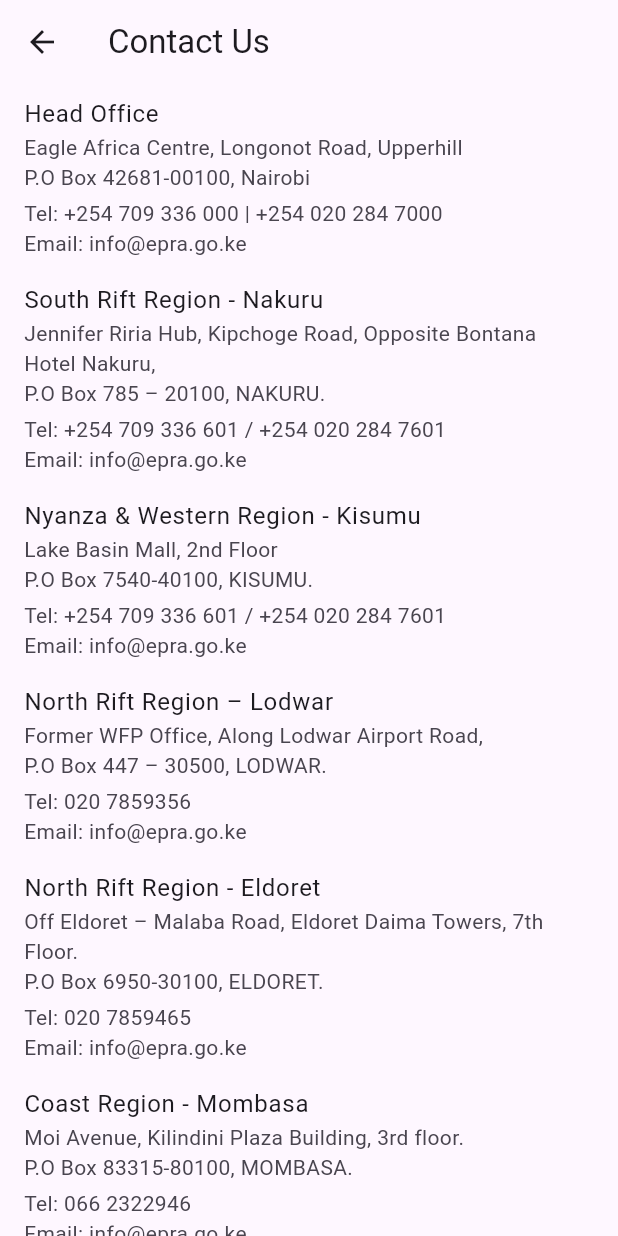
After one commit to collins-1905/epra, a Flutter app: the ContactUsPage screen opened directly, on a phone screen of 412 x 824 dp. The commit adds this screen. Run offline on Flutter 3.47's test engine with Material 3 defaults, Android fonts, the phone set to English and light mode, and no system bars; our stand-ins replace font_awesome_flutter, webview_flutter.

Commit message:
Added Contact Us Page

```diff
--- a/lib/pages/about.dart
+++ b/lib/pages/about.dart
@@ -1,8 +1,4 @@
 import 'package:flutter/material.dart';
-
-void main() {
-  runApp(MyApp());
-}
 
 class MyApp extends StatelessWidget {
   @override
--- /dev/null
+++ b/lib/pages/contact.dart
@@ -0,0 +1,101 @@
+import 'package:flutter/material.dart';
+
+class ContactUs extends StatelessWidget {
+  @override
+  Widget build(BuildContext context) {
+    return MaterialApp(
+      home: ContactUsPage(),
+    );
+  }
+}
+
+class ContactUsPage extends StatelessWidget {
+  final List<Map<String, dynamic>> offices = [
+    {
+      'name': 'Head Office',
+      'address':
+          'Eagle Africa Centre, Longonot Road, Upperhill\nP.O Box 42681-00100, Nairobi',
+      'tel': '+254 709 336 000 | +254 020 284 7000',
+      'email': 'info@epra.go.ke'
+    },
+    {
+      'name': 'South Rift Region - Nakuru',
+      'address':
+          'Jennifer Riria Hub, Kipchoge Road, Opposite Bontana Hotel Nakuru,\nP.O Box 785 – 20100, NAKURU.',
+      'tel': '+254 709 336 601 / +254 020 284 7601',
+      'email': 'info@epra.go.ke'
+    },
+    {
+      'name': 'Nyanza & Western Region - Kisumu',
+      'address': 'Lake Basin Mall, 2nd Floor\nP.O Box 7540-40100, KISUMU.',
+      'tel': '+254 709 336 601 / +254 020 284 7601',
+      'email': 'info@epra.go.ke'
+    },
+    {
+      'name': 'North Rift Region – Lodwar',
+      'address':
+          'Former WFP Office, Along Lodwar Airport Road,\nP.O Box 447 – 30500, LODWAR.',
+      'tel': '020 7859356',
+      'email': 'info@epra.go.ke'
+    },
+    {
+      'name': 'North Rift Region - Eldoret',
+      'address':
+          'Off Eldoret – Malaba Road, Eldoret Daima Towers, 7th Floor.\nP.O Box 6950-30100, ELDORET.',
+      'tel': '020 7859465',
+      'email': 'info@epra.go.ke'
+    },
+    {
+      'name': 'Coast Region - Mombasa',
+      'address':
+          'Moi Avenue, Kilindini Plaza Building, 3rd floor.\nP.O Box 83315-80100, MOMBASA.',
+      'tel': '066 2322946',
+      'email': 'info@epra.go.ke'
+    },
+    {
+      'name': 'Central Region - Nyeri',
+      'address':
+          'KDS Centre, 4th Floor, Kimathi Way.\nP.O Box 1670-10100, NYERI.',
+      'tel': '066 2321859',
+      'email': 'info@epra.go.ke'
+    },
+    {
+      'name': 'North Eastern Region – Isiolo',
+      'address':
+          'BarsalingaTowers, 2nd Floor Along Isiolo Moyale Road.\nP.O Box 55 – 60300, ISIOLO.',
+      'tel': '020 7859356',
+      'email': 'info@epra.go.ke'
+    },
+  ];
+
+  @override
+  Widget build(BuildContext context) {
+    return Scaffold(
+      appBar: AppBar(
+        title: Text('Contact Us'),
+      ),
+      body: ListView.builder(
+        itemCount: offices.length,
+        itemBuilder: (BuildContext context, int index) {
+          return ListTile(
+            title: Text(offices[index]['name']),
+            subtitle: Column(
+              crossAxisAlignment: CrossAxisAlignment.start,
+              children: [
+                Text(offices[index]['address']),
+                SizedBox(height: 4),
+                Text('Tel: ${offices[index]['tel']}'),
+                Text('Email: ${offices[index]['email']}'),
+              ],
+            ),
+            onTap: () {
+              // Implement action when a contact is tapped
+              // For example, open email or dial phone number
+              // You can use packages like url_launcher for this purpose
+            },
+          );
+        },
+      ),
+    );
+  }
+}
--- a/lib/pages/employee_details.dart
+++ b/lib/pages/employee_details.dart
@@ -113,6 +113,7 @@
               height: 30,
             ),
             TextField(
+              keyboardType: TextInputType.number,
               controller: _employeeIDController,
               decoration: InputDecoration(
                   suffixIcon: IconButton(
@@ -127,6 +128,7 @@
               height: 20,
             ),
             TextField(
+              keyboardType: TextInputType.number,
               controller: _employeePhoneController,
               decoration: InputDecoration(
                   suffixIcon: IconButton(
--- a/lib/pages/home_page.dart
+++ b/lib/pages/home_page.dart
@@ -1,4 +1,5 @@
 import 'package:epra/pages/about.dart';
+import 'package:epra/pages/contact.dart';
 import 'package:epra/pages/faq.dart';
 import 'package:epra/pages/employee_details.dart';
 import 'package:epra/pages/epra_portal.dart';
@@ -88,6 +89,18 @@
                       context,
                       MaterialPageRoute(
                           builder: (context) => EPRAFunctionsPage()));
+                }
+              },
+            ),
+            ListTile(
+              title: const Text(
+                'CONTACT US',
+                textAlign: TextAlign.center,
+              ),
+              onTap: () {
+                {
+                  Navigator.push(context,
+                      MaterialPageRoute(builder: (context) => ContactUsPage()));
                 }
               },
             ),
```
